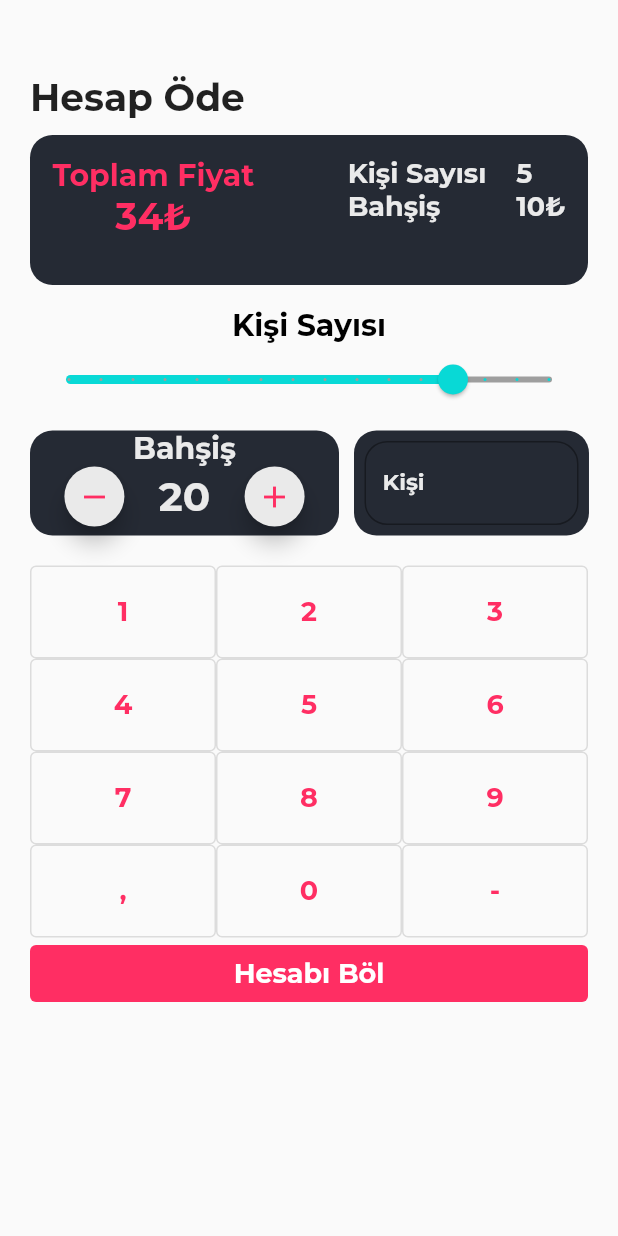
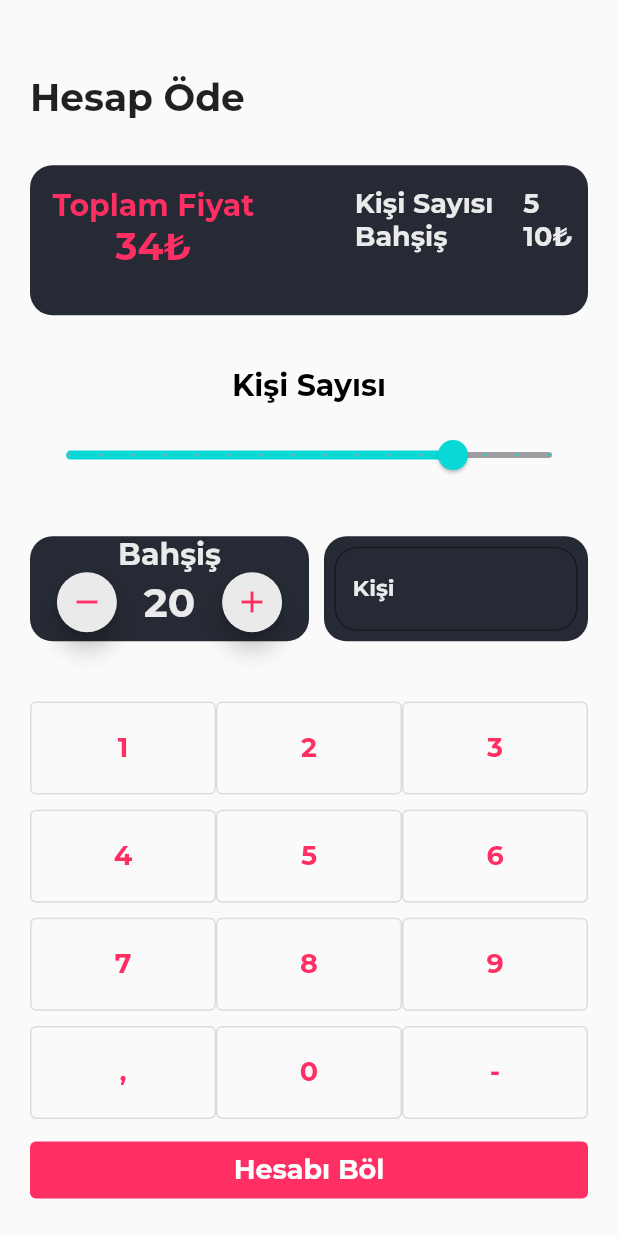
Before and after one commit to ulusoyomer/flutter_hesap_ode, a Flutter app: the screen it shows after launch, on a phone screen of 412 x 824 dp. Run offline on Flutter 3.47's test engine with Material 2 defaults, Android fonts, the light colour scheme and no system bars; our stand-ins replace google_fonts.

Commit message:
Responsive Design

```diff
--- a/lib/home.dart
+++ b/lib/home.dart
@@ -34,12 +34,33 @@ class _PayBillState extends State<PayBill> {
 
   @override
   Widget build(BuildContext context) {
+    final screenHeight = MediaQuery.of(context).size.height;
+    if (screenHeight > 670.0) {
+      return Scaffold(
+        body: Container(
+          margin: const EdgeInsets.only(left: 20, right: 20, bottom: 20),
+          child: Column(
+            mainAxisAlignment: MainAxisAlignment.spaceBetween,
+            children: mainLayout(context),
+          ),
+        ),
+      );
+    } else {
       return Scaffold(
         body: SingleChildScrollView(
           child: Container(
             margin: const EdgeInsets.symmetric(horizontal: 20),
             child: Column(
-            children: [
+              children: mainLayout(context),
+            ),
+          ),
+        ),
+      );
+    }
+  }
+
+  List<Widget> mainLayout(BuildContext context) {
+    return [
       Container(
         alignment: Alignment.centerLeft,
         margin: const EdgeInsets.only(top: 50),
@@ -55,7 +76,7 @@ class _PayBillState extends State<PayBill> {
         height: 10,
       ),
       Container(
-                width: MediaQuery.of(context).size.width,
+        width: MediaQuery.of(context).size.width - 40.0,
         height: 100,
         decoration: const BoxDecoration(
           color: Color.fromRGBO(37, 42, 52, 1),
@@ -87,7 +108,8 @@ class _PayBillState extends State<PayBill> {
               ),
             ),
             Padding(
-                      padding: const EdgeInsets.all(15),
+              padding: EdgeInsets.only(
+                  right: MediaQuery.of(context).size.width / 40, top: 15),
               child: Row(
                 children: [
                   Column(
@@ -147,7 +169,7 @@ class _PayBillState extends State<PayBill> {
       Row(
         children: [
           Container(
-                    width: MediaQuery.of(context).size.width / 2,
+            width: (MediaQuery.of(context).size.width - 40.0) / 2,
             height: 70,
             decoration: const BoxDecoration(
               color: Color.fromRGBO(37, 42, 52, 1),
@@ -169,8 +191,7 @@ class _PayBillState extends State<PayBill> {
                       height: 40,
                       child: FloatingActionButton(
                         onPressed: () {},
-                                backgroundColor:
-                                    const Color.fromRGBO(234, 234, 234, 1),
+                        backgroundColor: const Color.fromRGBO(234, 234, 234, 1),
                         child: const Icon(
                           Icons.remove,
                           color: Color.fromRGBO(255, 46, 99, 1),
@@ -188,8 +209,7 @@ class _PayBillState extends State<PayBill> {
                       height: 40,
                       child: FloatingActionButton(
                         onPressed: () {},
-                                backgroundColor:
-                                    const Color.fromRGBO(234, 234, 234, 1),
+                        backgroundColor: const Color.fromRGBO(234, 234, 234, 1),
                         child: const Icon(
                           Icons.add,
                           color: Color.fromRGBO(255, 46, 99, 1),
@@ -205,7 +225,7 @@ class _PayBillState extends State<PayBill> {
             width: 10,
           ),
           Container(
-                    width: MediaQuery.of(context).size.width / 2.63,
+            width: (MediaQuery.of(context).size.width - 60.0) / 2,
             height: 70,
             decoration: const BoxDecoration(
               color: Color.fromRGBO(37, 42, 52, 1),
@@ -272,10 +292,6 @@ class _PayBillState extends State<PayBill> {
           ),
         ),
       )
-            ],
-          ),
-        ),
-      ),
-    );
+    ];
   }
 }
```
Lines whose indentation alone changed are shown as unchanged.
